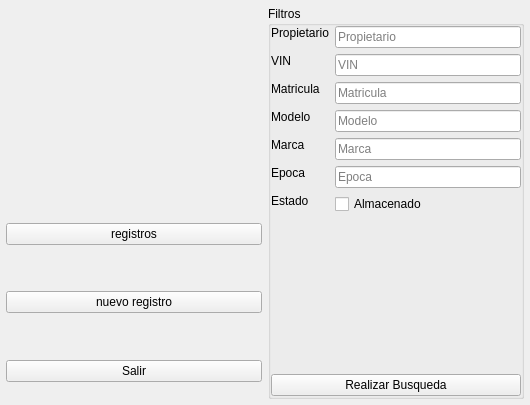
Qt form ui/welcomewidget.ui (Abysmal683/proyecto-inventario-de-autos) before a commit.
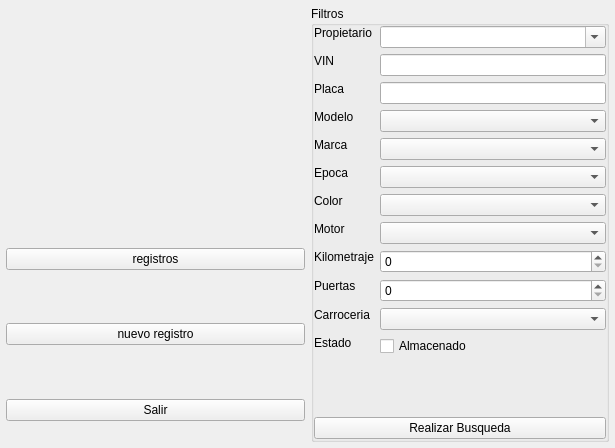
The same form after that commit. Icons and pictures are not drawn.

Commit message: se mejoro la interfaz welcome

What changed in the file:
```diff
--- a/ui/welcomewidget.ui
+++ b/ui/welcomewidget.ui
@@ -6,8 +6,8 @@
    <rect>
     <x>0</x>
     <y>0</y>
-    <width>530</width>
-    <height>405</height>
+    <width>615</width>
+    <height>448</height>
    </rect>
   </property>
   <property name="minimumSize">
@@ -88,7 +88,7 @@
        <item alignment="Qt::AlignmentFlag::AlignVCenter">
         <widget class="QPushButton" name="pushButtonRegistros">
          <property name="sizePolicy">
-          <sizepolicy hsizetype="Minimum" vsizetype="Fixed">
+          <sizepolicy hsizetype="Expanding" vsizetype="Fixed">
            <horstretch>0</horstretch>
            <verstretch>0</verstretch>
           </sizepolicy>
@@ -101,7 +101,7 @@
        <item alignment="Qt::AlignmentFlag::AlignVCenter">
         <widget class="QPushButton" name="pushButtonNuevoRegistro">
          <property name="sizePolicy">
-          <sizepolicy hsizetype="Minimum" vsizetype="Fixed">
+          <sizepolicy hsizetype="Expanding" vsizetype="Fixed">
            <horstretch>0</horstretch>
            <verstretch>0</verstretch>
           </sizepolicy>
@@ -114,7 +114,7 @@
        <item alignment="Qt::AlignmentFlag::AlignVCenter">
         <widget class="QPushButton" name="pushButtonFinalizar">
          <property name="sizePolicy">
-          <sizepolicy hsizetype="Minimum" vsizetype="Fixed">
+          <sizepolicy hsizetype="Expanding" vsizetype="Fixed">
            <horstretch>0</horstretch>
            <verstretch>0</verstretch>
           </sizepolicy>
@@ -136,6 +136,12 @@
    </item>
    <item>
     <widget class="QGroupBox" name="groupBoxFiltros">
+     <property name="sizePolicy">
+      <sizepolicy hsizetype="MinimumExpanding" vsizetype="MinimumExpanding">
+       <horstretch>0</horstretch>
+       <verstretch>0</verstretch>
+      </sizepolicy>
+     </property>
      <property name="title">
       <string>Filtros</string>
      </property>
@@ -157,7 +163,7 @@
         <item row="0" column="0">
          <widget class="QLabel" name="labelPropietario">
           <property name="sizePolicy">
-           <sizepolicy hsizetype="Minimum" vsizetype="Fixed">
+           <sizepolicy hsizetype="Fixed" vsizetype="Fixed">
             <horstretch>0</horstretch>
             <verstretch>0</verstretch>
            </sizepolicy>
@@ -167,23 +173,10 @@
           </property>
          </widget>
         </item>
-        <item row="0" column="1">
-         <widget class="QLineEdit" name="lineEditPropietario">
-          <property name="sizePolicy">
-           <sizepolicy hsizetype="Minimum" vsizetype="Fixed">
-            <horstretch>1</horstretch>
-            <verstretch>0</verstretch>
-           </sizepolicy>
-          </property>
-          <property name="placeholderText">
-           <string>Propietario</string>
-          </property>
-         </widget>
-        </item>
         <item row="1" column="0">
          <widget class="QLabel" name="labelVin">
           <property name="sizePolicy">
-           <sizepolicy hsizetype="Minimum" vsizetype="Fixed">
+           <sizepolicy hsizetype="Fixed" vsizetype="Fixed">
             <horstretch>0</horstretch>
             <verstretch>0</verstretch>
            </sizepolicy>
@@ -193,49 +186,23 @@
           </property>
          </widget>
         </item>
-        <item row="1" column="1">
-         <widget class="QLineEdit" name="lineEditVin">
-          <property name="sizePolicy">
-           <sizepolicy hsizetype="Minimum" vsizetype="Fixed">
-            <horstretch>1</horstretch>
-            <verstretch>0</verstretch>
-           </sizepolicy>
-          </property>
-          <property name="placeholderText">
-           <string>VIN</string>
-          </property>
-         </widget>
-        </item>
         <item row="2" column="0">
          <widget class="QLabel" name="labelMatricula">
           <property name="sizePolicy">
-           <sizepolicy hsizetype="Minimum" vsizetype="Fixed">
+           <sizepolicy hsizetype="Fixed" vsizetype="Fixed">
             <horstretch>0</horstretch>
             <verstretch>0</verstretch>
            </sizepolicy>
           </property>
           <property name="text">
-           <string>Matricula</string>
-          </property>
-         </widget>
-        </item>
-        <item row="2" column="1">
-         <widget class="QLineEdit" name="lineEditMatricula">
-          <property name="sizePolicy">
-           <sizepolicy hsizetype="Minimum" vsizetype="Fixed">
-            <horstretch>1</horstretch>
-            <verstretch>0</verstretch>
-           </sizepolicy>
-          </property>
-          <property name="placeholderText">
-           <string>Matricula</string>
+           <string>Placa</string>
           </property>
          </widget>
         </item>
         <item row="3" column="0">
          <widget class="QLabel" name="labelModelo">
           <property name="sizePolicy">
-           <sizepolicy hsizetype="Minimum" vsizetype="Fixed">
+           <sizepolicy hsizetype="Fixed" vsizetype="Fixed">
             <horstretch>0</horstretch>
             <verstretch>0</verstretch>
            </sizepolicy>
@@ -245,23 +212,10 @@
           </property>
          </widget>
         </item>
-        <item row="3" column="1">
-         <widget class="QLineEdit" name="lineEditModelo">
-          <property name="sizePolicy">
-           <sizepolicy hsizetype="Minimum" vsizetype="Fixed">
-            <horstretch>1</horstretch>
-            <verstretch>0</verstretch>
-           </sizepolicy>
-          </property>
-          <property name="placeholderText">
-           <string>Modelo</string>
-          </property>
-         </widget>
-        </item>
         <item row="4" column="0">
          <widget class="QLabel" name="labelMarca">
           <property name="sizePolicy">
-           <sizepolicy hsizetype="Minimum" vsizetype="Fixed">
+           <sizepolicy hsizetype="Fixed" vsizetype="Fixed">
             <horstretch>0</horstretch>
             <verstretch>0</verstretch>
            </sizepolicy>
@@ -271,23 +225,10 @@
           </property>
          </widget>
         </item>
-        <item row="4" column="1">
-         <widget class="QLineEdit" name="lineEditMarca">
-          <property name="sizePolicy">
-           <sizepolicy hsizetype="Minimum" vsizetype="Fixed">
-            <horstretch>1</horstretch>
-            <verstretch>0</verstretch>
-           </sizepolicy>
-          </property>
-          <property name="placeholderText">
-           <string>Marca</string>
-          </property>
-         </widget>
-        </item>
         <item row="5" column="0">
          <widget class="QLabel" name="labelEpoca">
           <property name="sizePolicy">
-           <sizepolicy hsizetype="Minimum" vsizetype="Fixed">
+           <sizepolicy hsizetype="Fixed" vsizetype="Fixed">
             <horstretch>0</horstretch>
             <verstretch>0</verstretch>
            </sizepolicy>
@@ -297,23 +238,49 @@
           </property>
          </widget>
         </item>
-        <item row="5" column="1">
-         <widget class="QLineEdit" name="lineEditEpoca">
+        <item row="7" column="0">
+         <widget class="QLabel" name="labelMotor">
           <property name="sizePolicy">
-           <sizepolicy hsizetype="Minimum" vsizetype="Fixed">
-            <horstretch>1</horstretch>
+           <sizepolicy hsizetype="Fixed" vsizetype="Fixed">
+            <horstretch>0</horstretch>
             <verstretch>0</verstretch>
            </sizepolicy>
           </property>
-          <property name="placeholderText">
-           <string>Epoca</string>
+          <property name="text">
+           <string>Motor</string>
           </property>
          </widget>
         </item>
-        <item row="6" column="0">
+        <item row="8" column="0">
+         <widget class="QLabel" name="labelKilometraje">
+          <property name="sizePolicy">
+           <sizepolicy hsizetype="Fixed" vsizetype="Fixed">
+            <horstretch>0</horstretch>
+            <verstretch>0</verstretch>
+           </sizepolicy>
+          </property>
+          <property name="text">
+           <string>Kilometraje</string>
+          </property>
+         </widget>
+        </item>
+        <item row="9" column="0">
+         <widget class="QLabel" name="labelPuertas">
+          <property name="sizePolicy">
+           <sizepolicy hsizetype="Fixed" vsizetype="Fixed">
+            <horstretch>0</horstretch>
+            <verstretch>0</verstretch>
+           </sizepolicy>
+          </property>
+          <property name="text">
+           <string>Puertas</string>
+          </property>
+         </widget>
+        </item>
+        <item row="11" column="0">
          <widget class="QLabel" name="labelEstado">
           <property name="sizePolicy">
-           <sizepolicy hsizetype="Minimum" vsizetype="Fixed">
+           <sizepolicy hsizetype="Fixed" vsizetype="Fixed">
             <horstretch>0</horstretch>
             <verstretch>0</verstretch>
            </sizepolicy>
@@ -323,7 +290,7 @@
           </property>
          </widget>
         </item>
-        <item row="6" column="1">
+        <item row="11" column="1">
          <widget class="QCheckBox" name="checkBoxEstado">
           <property name="sizePolicy">
            <sizepolicy hsizetype="Minimum" vsizetype="Fixed">
@@ -342,12 +309,149 @@
           </property>
          </widget>
         </item>
+        <item row="6" column="0">
+         <widget class="QLabel" name="labelColor">
+          <property name="sizePolicy">
+           <sizepolicy hsizetype="Fixed" vsizetype="Fixed">
+            <horstretch>0</horstretch>
+            <verstretch>0</verstretch>
+           </sizepolicy>
+          </property>
+          <property name="text">
+           <string>Color</string>
+          </property>
+         </widget>
+        </item>
+        <item row="10" column="0">
+         <widget class="QLabel" name="labelCarroceria">
+          <property name="sizePolicy">
+           <sizepolicy hsizetype="Fixed" vsizetype="Fixed">
+            <horstretch>0</horstretch>
+            <verstretch>0</verstretch>
+           </sizepolicy>
+          </property>
+          <property name="text">
+           <string>Carroceria</string>
+          </property>
+         </widget>
+        </item>
+        <item row="3" column="1">
+         <widget class="QComboBox" name="comboBoxModelo">
+          <property name="sizePolicy">
+           <sizepolicy hsizetype="MinimumExpanding" vsizetype="Fixed">
+            <horstretch>0</horstretch>
+            <verstretch>0</verstretch>
+           </sizepolicy>
+          </property>
+          <property name="editable">
+           <bool>false</bool>
+          </property>
+         </widget>
+        </item>
+        <item row="4" column="1">
+         <widget class="QComboBox" name="comboBoxMarca">
+          <property name="sizePolicy">
+           <sizepolicy hsizetype="MinimumExpanding" vsizetype="Fixed">
+            <horstretch>0</horstretch>
+            <verstretch>0</verstretch>
+           </sizepolicy>
+          </property>
+          <property name="editable">
+           <bool>false</bool>
+          </property>
+         </widget>
+        </item>
+        <item row="5" column="1">
+         <widget class="QComboBox" name="comboBoxEpoca">
+          <property name="sizePolicy">
+           <sizepolicy hsizetype="MinimumExpanding" vsizetype="Fixed">
+            <horstretch>0</horstretch>
+            <verstretch>0</verstretch>
+           </sizepolicy>
+          </property>
+          <property name="editable">
+           <bool>false</bool>
+          </property>
+         </widget>
+        </item>
+        <item row="6" column="1">
+         <widget class="QComboBox" name="comboBoxColor">
+          <property name="sizePolicy">
+           <sizepolicy hsizetype="MinimumExpanding" vsizetype="Fixed">
+            <horstretch>0</horstretch>
+            <verstretch>0</verstretch>
+           </sizepolicy>
+          </property>
+          <property name="editable">
+           <bool>false</bool>
+          </property>
+         </widget>
+        </item>
+        <item row="7" column="1">
+         <widget class="QComboBox" name="comboBoxMotor">
+          <property name="sizePolicy">
+           <sizepolicy hsizetype="MinimumExpanding" vsizetype="Fixed">
+            <horstretch>0</horstretch>
+            <verstretch>0</verstretch>
+           </sizepolicy>
+          </property>
+          <property name="editable">
+           <bool>false</bool>
+          </property>
+         </widget>
+        </item>
+        <item row="10" column="1">
+         <widget class="QComboBox" name="comboBoxCarroceria">
+          <property name="sizePolicy">
+           <sizepolicy hsizetype="MinimumExpanding" vsizetype="Fixed">
+            <horstretch>0</horstretch>
+            <verstretch>0</verstretch>
+           </sizepolicy>
+          </property>
+          <property name="editable">
+           <bool>false</bool>
+          </property>
+         </widget>
+        </item>
+        <item row="8" column="1">
+         <widget class="QSpinBox" name="spinBoxKilometraje">
+          <property name="maximum">
+           <number>10000</number>
+          </property>
+         </widget>
+        </item>
+        <item row="9" column="1">
+         <widget class="QSpinBox" name="spinBoxPuertas">
+          <property name="maximum">
+           <number>10</number>
+          </property>
+         </widget>
+        </item>
+        <item row="1" column="1">
+         <widget class="QLineEdit" name="lineEditVin"/>
+        </item>
+        <item row="2" column="1">
+         <widget class="QLineEdit" name="lineEditMatricula"/>
+        </item>
+        <item row="0" column="1">
+         <widget class="QComboBox" name="comboBoxPropietario">
+          <property name="sizePolicy">
+           <sizepolicy hsizetype="MinimumExpanding" vsizetype="Fixed">
+            <horstretch>0</horstretch>
+            <verstretch>0</verstretch>
+           </sizepolicy>
+          </property>
+          <property name="editable">
+           <bool>true</bool>
+          </property>
+         </widget>
+        </item>
        </layout>
       </item>
       <item>
        <widget class="QPushButton" name="pushButtonBuscar">
         <property name="sizePolicy">
-         <sizepolicy hsizetype="Minimum" vsizetype="Fixed">
+         <sizepolicy hsizetype="Expanding" vsizetype="Fixed">
           <horstretch>0</horstretch>
           <verstretch>0</verstretch>
          </sizepolicy>
```
The commit also changes 1 other file.
